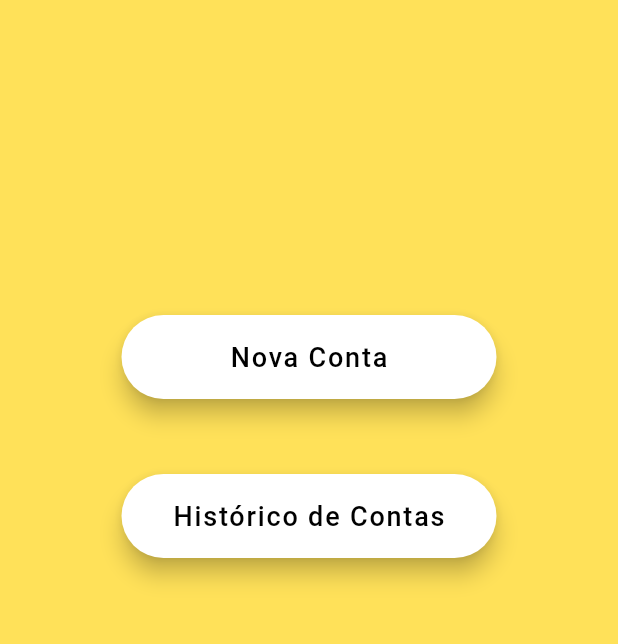
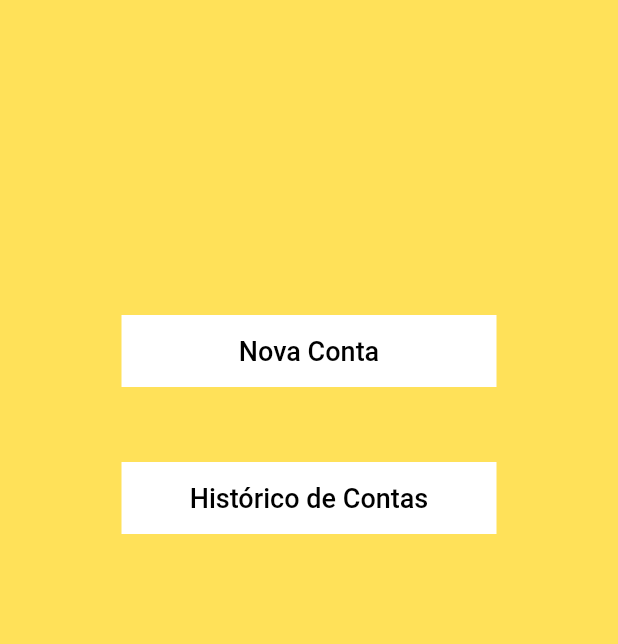
Before and after one commit to CaioDS/Beer-Cash, a Flutter app: the screen it shows after launch, on a phone screen of 412 x 824 dp, the part 84-728 px from its top. Run offline on Flutter 3.47's test engine with Material 2 defaults, Android fonts, the phone set to English and light mode, and no system bars; our stand-ins replace floor, flutter_mobx, mobx, sqflite; missing offline and left inert: dart:ffi; accounts and stored records are empty; generated files the repository leaves out were written again.

Commit message:
navegação entre telas

```diff
--- a/beer_cash/lib/main.dart
+++ b/beer_cash/lib/main.dart
@@ -101,11 +101,12 @@ class _HomePageState extends State<HomePage> {
                     padding: EdgeInsets.only(top: 150),
                     child: Container(
                       width: 250,
-                      child: FloatingActionButton(
+                      color: Colors.white,
+                      child: FlatButton(
                         child: Text("Nova Conta",
                           style: TextStyle(color: Colors.black, fontSize: 18),
                         ),
-                        backgroundColor: Colors.white,
+                        //backgroundColor: Colors.white,
                         shape: RoundedRectangleBorder(
                           borderRadius: BorderRadius.circular(40),
                         ),
@@ -118,16 +119,17 @@ class _HomePageState extends State<HomePage> {
                     padding: EdgeInsets.only(top: 50),
                     child: Container(
                       width: 250,
-                      child: FloatingActionButton(
+                      color: Colors.white,
+                      child: FlatButton(
                         child: Text("Histórico de Contas",
                           style: TextStyle(color: Colors.black, fontSize: 18),
                         ),
-                        backgroundColor: Colors.white,
                         shape: RoundedRectangleBorder(
-                          borderRadius: BorderRadius.circular(40),
+                          borderRadius: BorderRadius.circular(80),
                         ),
-                        onPressed: () => Navigator.push(
-                            context, MaterialPageRoute(builder: (context) => HistoricoPage())),
+                        onPressed: () => Navigator.of(context, rootNavigator: true).push(MaterialPageRoute(builder: (context) => HistoricoPage())),
+                        /*onPressed: () => Navigator.push(
+                            context, MaterialPageRoute(builder: (context) => HistoricoPage())),*/
                       ),
                     ),
                   ),
```
Also changed, not shown: beer_cash/lib/screens/historico.screen.dart (+19 -22 lines).
